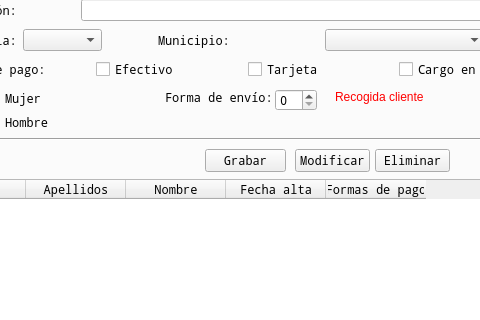
This is window.ui in rulonunhez/nunezsantos as Qt 5 draws it before an edit; both pictures show x 167 to 647 and y 188 to 508 of the 1024 by 899 pixel window. The edited form follows.
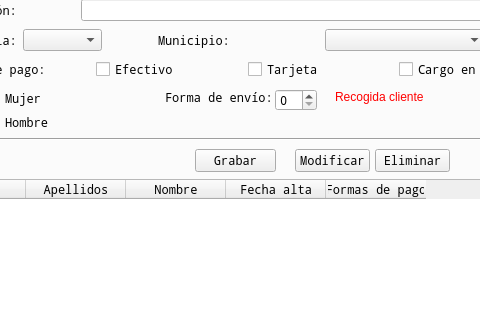
This is the edited form. The open tabs and pages were chosen to show the change. Icons and pictures are not drawn.

```diff
--- a/window.ui
+++ b/window.ui
@@ -563,7 +563,7 @@
      <widget class="QPushButton" name="btnGrabaCli">
       <property name="geometry">
        <rect>
-        <x>360</x>
+        <x>350</x>
         <y>240</y>
         <width>81</width>
         <height>23</height>
```
Left out of the diff: 78 changed lines with no effect on the pictures.
